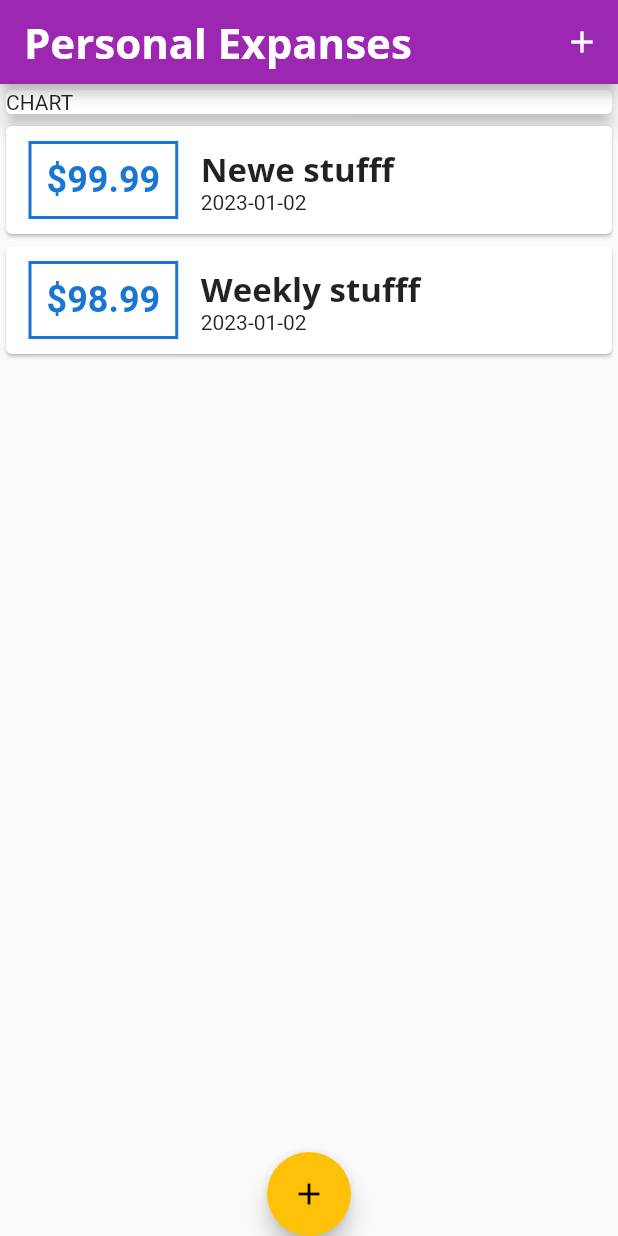
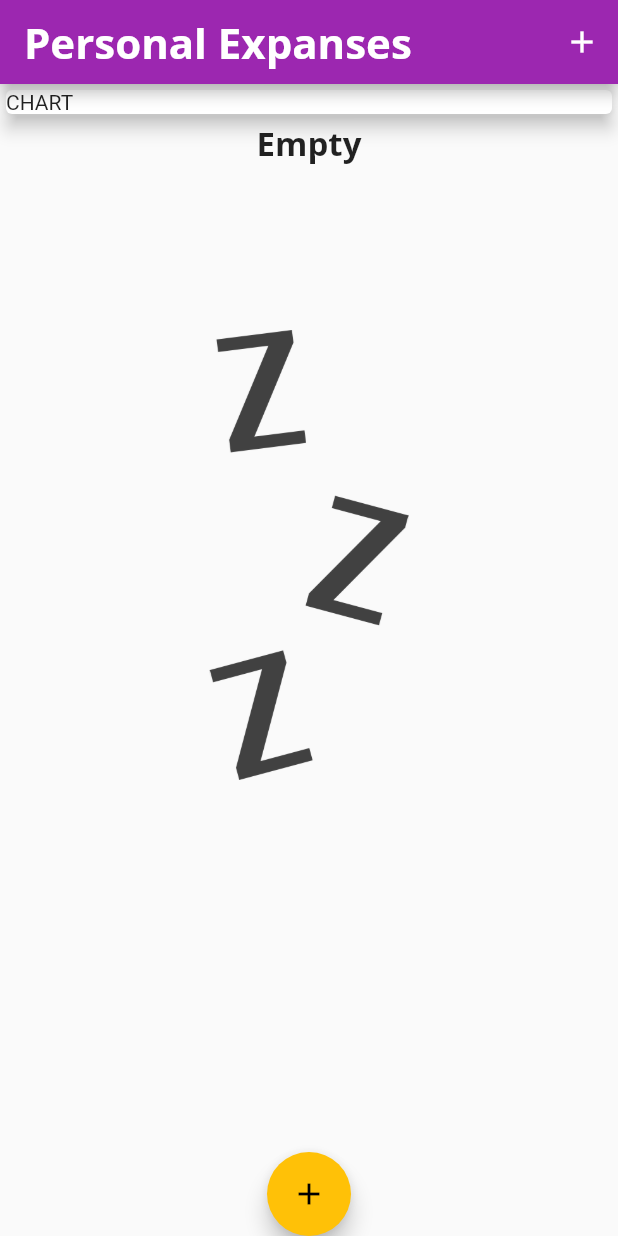
Before and after one commit to horizoncrafts/flutter-guide, a Flutter app: the screen it shows after launch, on a phone screen of 412 x 824 dp. Run offline on Flutter 3.47's test engine with Material 2 defaults, Android fonts, the phone set to English and light mode, and no system bars.

Commit message:
Start with empty screen - waiting

```diff
--- a/expanse_planner/lib/main.dart
+++ b/expanse_planner/lib/main.dart
@@ -55,8 +55,8 @@ class MyHomePage extends StatefulWidget {
 
 class _MyHomePageState extends State<MyHomePage> {
   final List<Transaction> _userTransactions = [
-    Transaction(id: 't1', title: 'Newe stufff', amount: 99.99, date: DateTime.now()),
-    Transaction(id: 't2', title: "Weekly stufff", amount: 98.99, date: DateTime.now()),
+    // Transaction(id: 't1', title: 'Newe stufff', amount: 99.99, date: DateTime.now()),
+    // Transaction(id: 't2', title: "Weekly stufff", amount: 98.99, date: DateTime.now()),
   ];
 
   void _addNewTransaction(String title, double amount) {
--- a/expanse_planner/lib/widgets/transaction_list.dart
+++ b/expanse_planner/lib/widgets/transaction_list.dart
@@ -12,7 +12,20 @@ class TransactionList extends StatelessWidget {
   Widget build(BuildContext context) {
     return SizedBox(
         height: 500,
-        child: ListView.builder(
+        child: userTransactions.isEmpty
+            ? Column(
+                children: <Widget>[
+                  Text(
+                    'Empty',
+                    style: Theme.of(context).textTheme.headline6,
+                  ),
+                  const SizedBox(
+                    height: 110,
+                  ),
+                  SizedBox(height: 300, child: Image.asset('assets/images/waiting.png', fit: BoxFit.cover)),
+                ],
+              )
+            : ListView.builder(
                 itemBuilder: (context, index) {
                   return Card(
                       // color: Colors.orange,
--- a/expanse_planner/pubspec.yaml
+++ b/expanse_planner/pubspec.yaml
@@ -61,8 +61,8 @@ flutter:
   uses-material-design: true
 
   # To add assets to your application, add an assets section, like this:
-  # assets:
-  #   - images/a_dot_burr.jpeg
+  assets:
+    - assets/images/waiting.png
   #   - images/a_dot_ham.jpeg
 
   # An image asset can refer to one or more resolution-specific "variants", see
```
Also changed, not shown: expanse_planner/lib/widgets/chart.dart (added, +38 -0 lines), expanse_planner/assets/images/waiting.png (added). Lines whose indentation alone changed are shown as unchanged.
